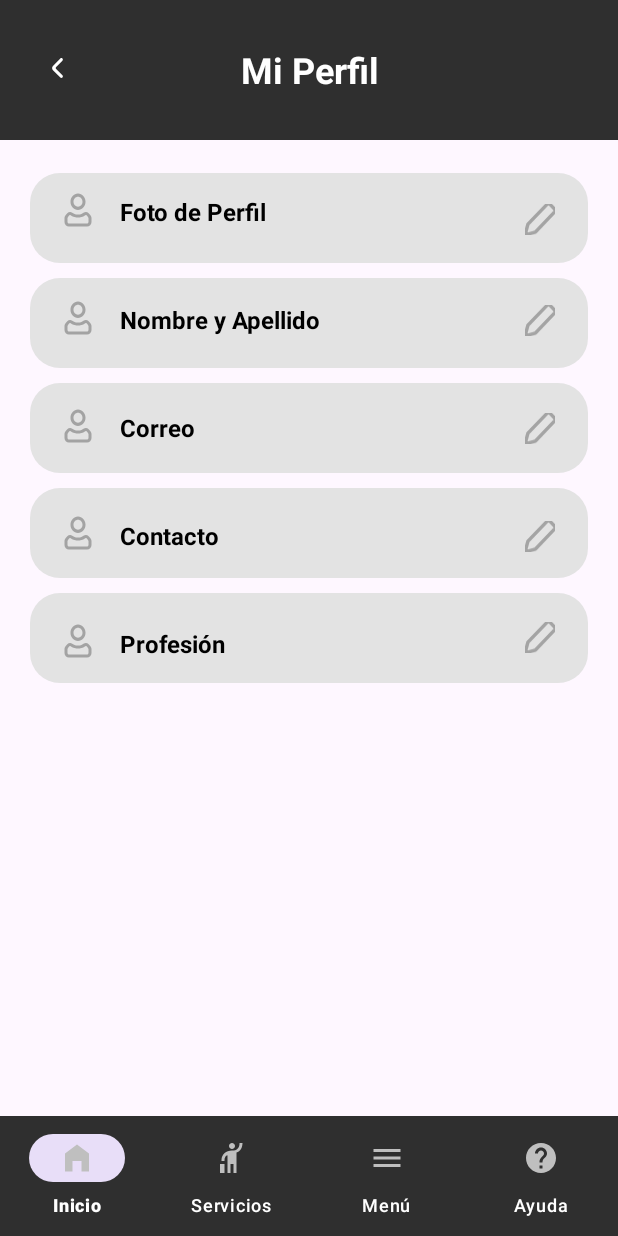
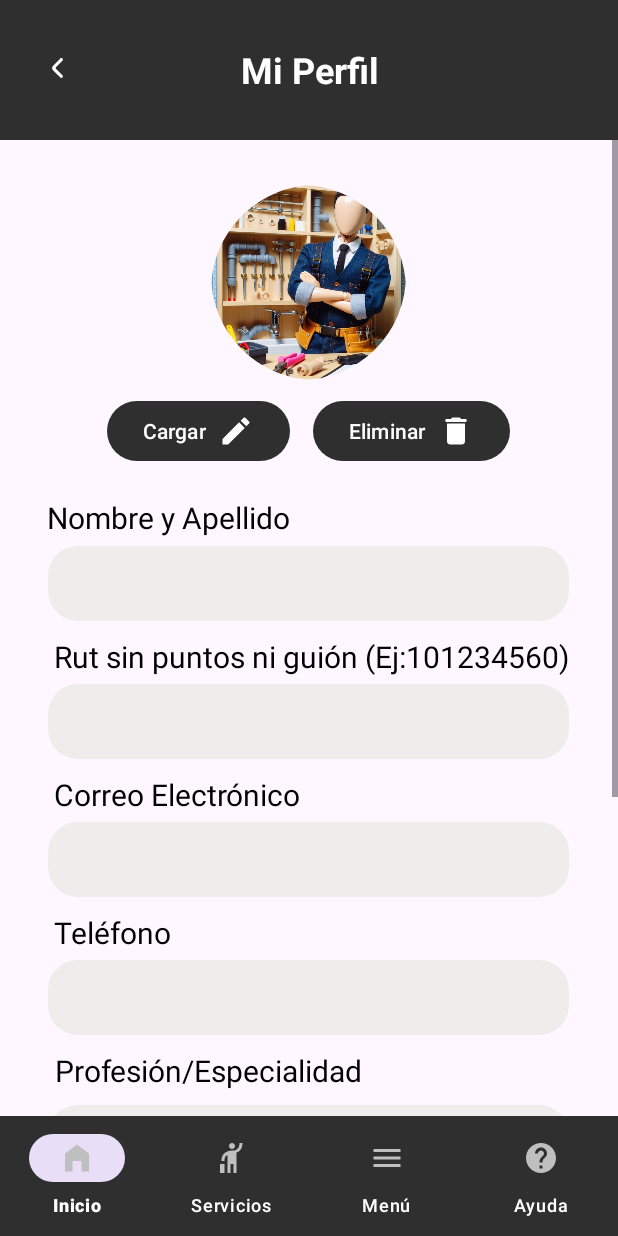
Before and after one commit to Jotafonkas/Proyecto-Fixit-Final, an Android app: the layout perfil_especialista.xml on its own in the app's theme, with its tools: preview values and no code run, on a phone screen of 412 x 824 dp. Run offline under Robolectric (Android 15) with nearby library versions, the phone set to English and light mode, and no system bars.

Commit message:
Modificacion de vista perfil Especialista, Categoria Especialista
Se aplico ScrollView a VISTA PERFIL, Falta Categoria especialista agregar funcionalidad e iconos

```diff
--- a/app/src/main/res/layout/perfil_especialista.xml
+++ b/app/src/main/res/layout/perfil_especialista.xml
@@ -5,7 +5,7 @@
     xmlns:app="http://schemas.android.com/apk/res-auto">
 
     <TextView
-        android:id="@+id/Registro"
+        android:id="@+id/txtPerfilEspecialista"
         android:layout_width="match_parent"
         android:layout_height="93dp"
         android:layout_alignParentTop="true"
@@ -19,7 +19,7 @@
         />
 
     <ImageButton
-        android:id="@+id/volver"
+        android:id="@+id/imgbtnvolver"
         android:layout_width="24dp"
         android:layout_height="24dp"
         android:layout_marginStart="27dp"
@@ -29,227 +29,245 @@
         android:scaleType="centerInside"
         android:onClick="backHome"/>
 
-    <com.google.android.material.textfield.TextInputEditText
-        android:id="@+id/rectangle1"
+    <ScrollView
         android:layout_width="match_parent"
-        android:layout_height="60dp"
-        android:layout_marginTop="115dp"
-        android:layout_marginStart="20dp"
-        android:layout_marginEnd="20dp"
+        android:layout_height="match_parent"
+        android:layout_above="@+id/bottomNavigationView"
+        android:layout_below="@id/txtPerfilEspecialista">
+
+        <RelativeLayout
+            android:layout_width="match_parent"
+            android:layout_height="wrap_content">
+
+            <com.google.android.material.imageview.ShapeableImageView
+                android:id="@+id/imagen"
+                android:layout_width="130dp"
+                android:layout_height="130dp"
+                android:layout_marginTop="30dp"
+                android:layout_centerHorizontal="true"
+                android:background="@drawable/image_perfil"
+                app:shapeAppearanceOverlay="@style/radius4"/>
+
+            <LinearLayout
+                android:id="@+id/LLbtnsimagen"
+                android:layout_width="wrap_content"
+                android:layout_height="wrap_content"
+                android:layout_below="@id/imagen"
+                android:layout_marginTop="10dp"
+                android:layout_centerHorizontal="true"
+                android:orientation="horizontal">
+
+                <Button
+                    android:id="@+id/btnFoto"
+                    android:layout_width="wrap_content"
+                    android:layout_height="wrap_content"
+                    android:drawableEnd="@drawable/ic_editar"
+                    android:layout_marginEnd="15dp"
+                    android:text="@string/btn_cargarfoto_perfil"/>
+
+                <Button
+                    android:id="@+id/btnEliminar"
+                    android:layout_width="wrap_content"
+                    android:layout_height="wrap_content"
+                    android:drawableEnd="@drawable/ic_eliminar"
+                    android:text="@string/btn_eliminarfoto_perfil"
+                    />
+
+            </LinearLayout>
+
+
+            <LinearLayout
+                android:layout_below="@id/LLbtnsimagen"
+                android:layout_marginTop="20dp"
+                android:id="@+id/editTextContainer"
+                android:layout_width="400dp"
+                android:layout_height="wrap_content"
+                android:orientation="vertical"
+                android:layout_centerHorizontal="true">
+
+                <TextView
+                    android:id="@+id/txtNombre"
+                    android:layout_width="wrap_content"
+                    android:layout_height="wrap_content"
+                    android:layout_gravity="top"
+                    android:gravity="center_horizontal|center_vertical"
+                    android:text="Nombre y Apellido"
+                    android:textColor="#FF000000"
+                    android:textSize="20sp"
+                    android:layout_marginStart="25dp"/>
+
+                <EditText
+                    android:id="@+id/edNombre"
+                    android:layout_width="347dp"
+                    android:layout_height="50dp"
+                    android:layout_marginTop="5dp"
                     android:layout_gravity="center"
-        android:background="@drawable/styles_perfil_especialista"
+                    android:background="@drawable/image_rectangle1"
                     />
 
                 <TextView
-        android:id="@+id/Nombre1"
+                    android:id="@+id/txtRut"
                     android:layout_width="wrap_content"
                     android:layout_height="wrap_content"
-        android:layout_marginStart="80dp"
-        android:layout_marginTop="130dp"
-        android:text="@string/edit_profile_pic"
-        android:textColor="@color/black"
-        android:textSize="16sp"
-        android:textStyle="bold" />
+                    android:layout_marginTop="10dp"
+                    android:layout_marginBottom="-0.5dp"
+                    android:layout_gravity="top"
+                    android:gravity="center_horizontal|center_vertical"
+                    android:text="Rut sin puntos ni guión (Ej:101234560)"
+                    android:textColor="#FF000000"
+                    android:textSize="20sp"
+                    android:layout_marginStart="30dp"
+                    />
 
-    <ImageView
-        android:id="@+id/ico_user1"
-        android:layout_width="24dp"
-        android:layout_height="24dp"
-        android:layout_marginStart="40dp"
-        android:layout_marginTop="128dp"
-        android:src="@drawable/iv_user" />
-
-    <ImageView
-        android:id="@+id/image_pencil1"
-        android:layout_width="20dp"
-        android:layout_height="22dp"
-        android:layout_marginStart="350dp"
-        android:layout_marginTop="135dp"
-        android:src="@drawable/image_pencil" />
-
-    <com.google.android.material.textfield.TextInputEditText
-        android:id="@+id/rectangle2"
-        android:layout_width="match_parent"
-        android:layout_height="60dp"
-        android:layout_marginTop="10dp"
-        android:layout_marginStart="20dp"
-        android:layout_marginEnd="20dp"
+                <EditText
+                    android:id="@+id/edRut"
+                    android:layout_width="347dp"
+                    android:layout_height="50dp"
+                    android:layout_marginTop="5dp"
                     android:layout_gravity="center"
-        android:background="@drawable/styles_perfil_especialista"
-        android:layout_below="@+id/rectangle1"
+                    android:background="@drawable/image_rectangle1"
                     />
 
                 <TextView
-        android:id="@+id/Nombre2"
+                    android:id="@+id/txtCorreo"
                     android:layout_width="wrap_content"
                     android:layout_height="wrap_content"
-        android:layout_marginStart="80dp"
-        android:layout_marginTop="50dp"
-        android:text="Nombre y Apellido"
-        android:textColor="@color/black"
-        android:textSize="16sp"
-        android:textStyle="bold"
-        android:layout_below="@+id/Nombre1" />
+                    android:layout_marginTop="10dp"
+                    android:layout_marginBottom="-0.5dp"
+                    android:layout_gravity="top"
+                    android:gravity="center_horizontal|center_vertical"
+                    android:text="Correo Electrónico"
+                    android:textColor="#FF000000"
+                    android:textSize="20sp"
+                    android:layout_marginStart="30dp"/>
 
-    <ImageView
-        android:id="@+id/ico_user2"
-        android:layout_width="24dp"
-        android:layout_height="24dp"
-        android:layout_marginStart="40dp"
-        android:layout_marginTop="48dp"
-        android:src="@drawable/iv_user"
-        android:layout_below="@+id/ico_user1"/>
-
-    <ImageView
-        android:id="@+id/image_pencil2"
-        android:layout_width="20dp"
-        android:layout_height="22dp"
-        android:layout_marginStart="350dp"
-        android:layout_marginTop="45dp"
-        android:src="@drawable/image_pencil"
-        android:layout_below="@+id/image_pencil1"/>
-
-    <com.google.android.material.textfield.TextInputEditText
-        android:id="@+id/rectangle3"
-        android:layout_width="match_parent"
-        android:layout_height="60dp"
-        android:layout_marginTop="10dp"
-        android:layout_marginStart="20dp"
-        android:layout_marginEnd="20dp"
+                <EditText
+                    android:id="@+id/edCorreo"
+                    android:layout_width="347dp"
+                    android:layout_height="50dp"
+                    android:layout_marginTop="5dp"
                     android:layout_gravity="center"
-        android:background="@drawable/styles_perfil_especialista"
-        android:layout_below="@+id/rectangle2"
+                    android:background="@drawable/image_rectangle1"
                     />
 
                 <TextView
-        android:id="@+id/Nombre3"
+                    android:id="@+id/txtTelefono"
                     android:layout_width="wrap_content"
                     android:layout_height="wrap_content"
-        android:layout_marginStart="80dp"
-        android:layout_marginTop="50dp"
-        android:text="Correo"
-        android:textColor="@color/black"
-        android:textSize="16sp"
-        android:textStyle="bold"
-        android:layout_below="@+id/Nombre2"/>
+                    android:layout_marginTop="10dp"
+                    android:layout_marginBottom="-0.5dp"
+                    android:layout_gravity="top"
+                    android:gravity="center_horizontal|center_vertical"
+                    android:text="Teléfono"
+                    android:textColor="#FF000000"
+                    android:textSize="20sp"
+                    android:layout_marginStart="30dp"
+                    />
 
-    <ImageView
-        android:id="@+id/ico_user3"
-        android:layout_width="24dp"
-        android:layout_height="24dp"
-        android:layout_marginStart="40dp"
-        android:layout_marginTop="48dp"
-        android:src="@drawable/iv_user"
-        android:layout_below="@+id/ico_user2"/>
-
-    <ImageView
-        android:id="@+id/image_pencil3"
-        android:layout_width="20dp"
-        android:layout_height="22dp"
-        android:layout_marginStart="350dp"
-        android:layout_marginTop="50dp"
-        android:src="@drawable/image_pencil"
-        android:layout_below="@+id/image_pencil2"/>
-
-    <com.google.android.material.textfield.TextInputEditText
-        android:id="@+id/rectangle4"
-        android:layout_width="match_parent"
-        android:layout_height="60dp"
-        android:layout_marginTop="10dp"
-        android:layout_marginStart="20dp"
-        android:layout_marginEnd="20dp"
+                <EditText
+                    android:id="@+id/edTelefono"
+                    android:layout_width="347dp"
+                    android:layout_height="50dp"
+                    android:layout_marginTop="5dp"
                     android:layout_gravity="center"
-        android:background="@drawable/styles_perfil_especialista"
-        android:layout_below="@+id/rectangle3"
+                    android:background="@drawable/image_rectangle1"
                     />
 
                 <TextView
-        android:id="@+id/Nombre4"
+                    android:id="@+id/TxtEspecialidad"
                     android:layout_width="wrap_content"
                     android:layout_height="wrap_content"
-        android:layout_marginStart="80dp"
-        android:layout_marginTop="50dp"
-        android:text="Contacto"
-        android:textColor="@color/black"
-        android:textSize="16sp"
-        android:textStyle="bold"
-        android:layout_below="@+id/Nombre3"/>
+                    android:layout_marginTop="10dp"
+                    android:layout_marginBottom="-0.5dp"
+                    android:layout_gravity="top"
+                    android:gravity="center_horizontal|center_vertical"
+                    android:text="Profesión/Especialidad"
+                    android:textColor="#FF000000"
+                    android:textSize="20sp"
+                    android:layout_marginStart="30dp"
+                    />
 
-    <ImageView
-        android:id="@+id/ico_user4"
-        android:layout_width="24dp"
-        android:layout_height="24dp"
-        android:layout_marginStart="40dp"
-        android:layout_marginTop="47dp"
-        android:src="@drawable/iv_user"
-        android:layout_below="@+id/ico_user3"/>
-
-    <ImageView
-        android:id="@+id/image_pencil4"
-        android:layout_width="20dp"
-        android:layout_height="22dp"
-        android:layout_marginStart="350dp"
-        android:layout_marginTop="50dp"
-        android:src="@drawable/image_pencil"
-        android:layout_below="@+id/image_pencil3"/>
-
-    <com.google.android.material.textfield.TextInputEditText
-        android:id="@+id/rectangle5"
-        android:layout_width="match_parent"
-        android:layout_height="60dp"
+                <EditText
+                    android:id="@+id/edEspecialidad"
+                    android:layout_width="347dp"
+                    android:layout_height="50dp"
                     android:layout_marginTop="10dp"
-        android:layout_marginStart="20dp"
-        android:layout_marginEnd="20dp"
+                    android:inputType="textEmailAddress"
                     android:layout_gravity="center"
-        android:background="@drawable/styles_perfil_especialista"
-        android:layout_below="@+id/rectangle4"
+                    android:background="@drawable/image_rectangle1"
                     />
 
                 <TextView
-        android:id="@+id/Nombre5"
+                    android:id="@+id/txtCambiarContraseña"
                     android:layout_width="wrap_content"
                     android:layout_height="wrap_content"
-        android:layout_marginStart="80dp"
-        android:layout_marginTop="50dp"
-        android:text="Profesión"
-        android:textColor="@color/black"
-        android:textSize="16sp"
-        android:textStyle="bold"
-        android:layout_below="@id/Nombre4"/>
+                    android:layout_marginTop="10dp"
+                    android:layout_marginBottom="-0.5dp"
+                    android:layout_gravity="top"
+                    android:gravity="center_horizontal|center_vertical"
+                    android:text="Cambiar tu contraseña"
+                    android:textColor="#FF000000"
+                    android:textSize="20sp"
+                    android:layout_marginStart="30dp"
+                    />
 
-    <ImageView
-        android:id="@+id/ico_user5"
-        android:layout_width="24dp"
-        android:layout_height="24dp"
-        android:layout_marginStart="40dp"
-        android:layout_marginTop="48dp"
-        android:src="@drawable/iv_user"
-        android:layout_below="@+id/ico_user4"/>
+                <EditText
+                    android:id="@+id/edNuevaContraseña"
+                    android:layout_width="347dp"
+                    android:layout_height="50dp"
+                    android:layout_marginTop="10dp"
+                    android:layout_gravity="center"
+                    android:background="@drawable/image_rectangle1"
+                    />
 
-    <ImageView
-        android:id="@+id/image_pencil5"
-        android:layout_width="20dp"
-        android:layout_height="22dp"
-        android:layout_marginStart="350dp"
-        android:layout_marginTop="45dp"
-        android:src="@drawable/image_pencil"
-        android:layout_below="@+id/image_pencil4"/>
+                <TextView
+                    android:id="@+id/txtConfirmaNuevaContraseña"
+                    android:layout_width="wrap_content"
+                    android:layout_height="wrap_content"
+                    android:layout_marginTop="10dp"
+                    android:layout_marginBottom="-0.5dp"
+                    android:layout_gravity="top"
+                    android:gravity="center_horizontal|center_vertical"
+                    android:text="Confirme su nueva contraseña"
+                    android:textColor="#FF000000"
+                    android:textSize="20sp"
+                    android:layout_marginStart="30dp"
+                    />
 
+                <EditText
+                    android:id="@+id/edConfirmaNuevaContraseña"
+                    android:layout_width="347dp"
+                    android:layout_height="50dp"
+                    android:layout_marginTop="10dp"
+                    android:layout_gravity="center"
+                    android:background="@drawable/image_rectangle1"
+                    />
 
-    <LinearLayout
-        android:layout_width="match_parent"
-        android:layout_height="match_parent">
+                <Button
+                    android:id="@+id/btnGuardarPerfilEspecialista"
+                    android:layout_width="275dp"
+                    android:layout_height="60dp"
+                    android:layout_below="@id/edConfirmaNuevaContraseña"
+                    android:layout_gravity="center_horizontal"
+                    android:layout_marginTop="20dp"
+                    android:text="Guardar Cambios"
+                    android:textSize="20sp"
+                    />
+
+            </LinearLayout>
+
+        </RelativeLayout>
+    </ScrollView>
 
     <com.google.android.material.bottomnavigation.BottomNavigationView
         android:id="@+id/bottomNavigationView"
         android:layout_width="match_parent"
         android:layout_height="wrap_content"
+        android:layout_gravity="bottom"
+        android:layout_alignParentBottom="true"
         android:background="@color/header"
+        app:itemIconTint="@color/item_white_menu"
         app:itemTextColor="@color/white"
-            app:itemIconTint="@color/item_white_menu"
         app:labelVisibilityMode="labeled"
-            app:menu="@menu/bottom_menu"
-            android:layout_gravity="bottom" />
-    </LinearLayout>
-
+        app:menu="@menu/bottom_menu" />
 </RelativeLayout>
```
Also changed, not shown: app/src/main/res/layout/categorias_especialista.xml (added, +342 -0 lines). Lines whose indentation alone changed are shown as unchanged.
